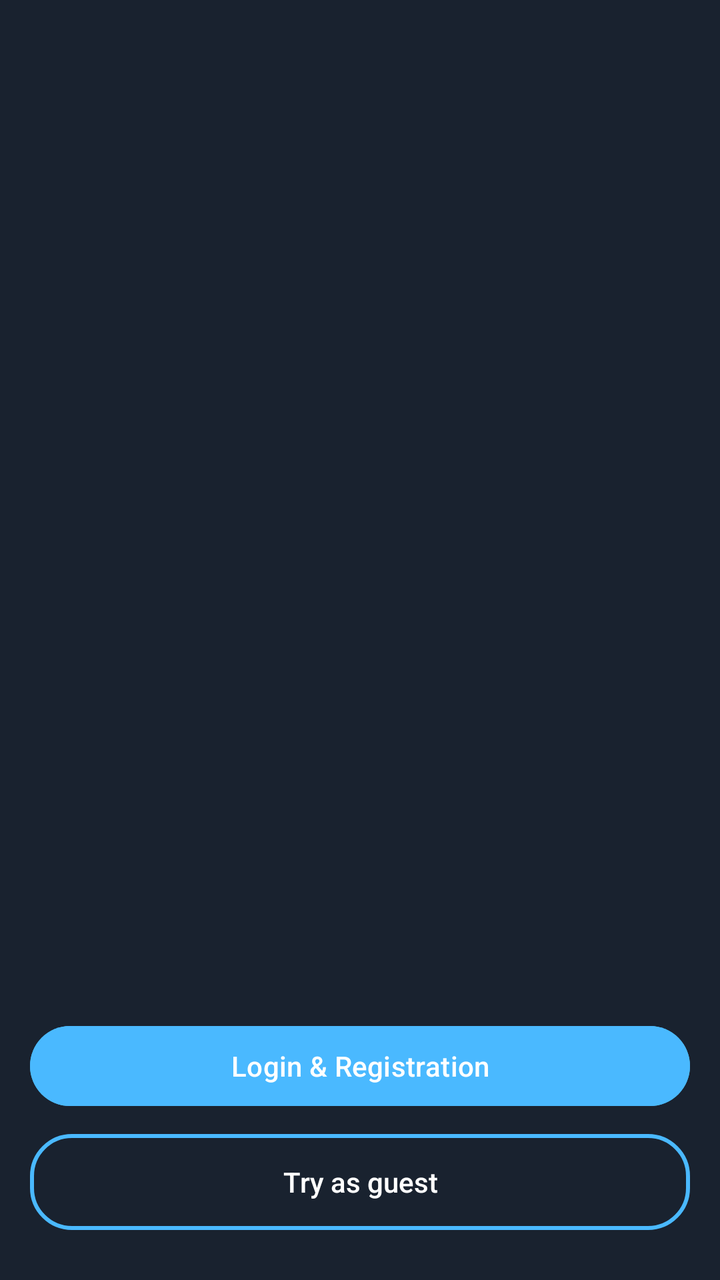
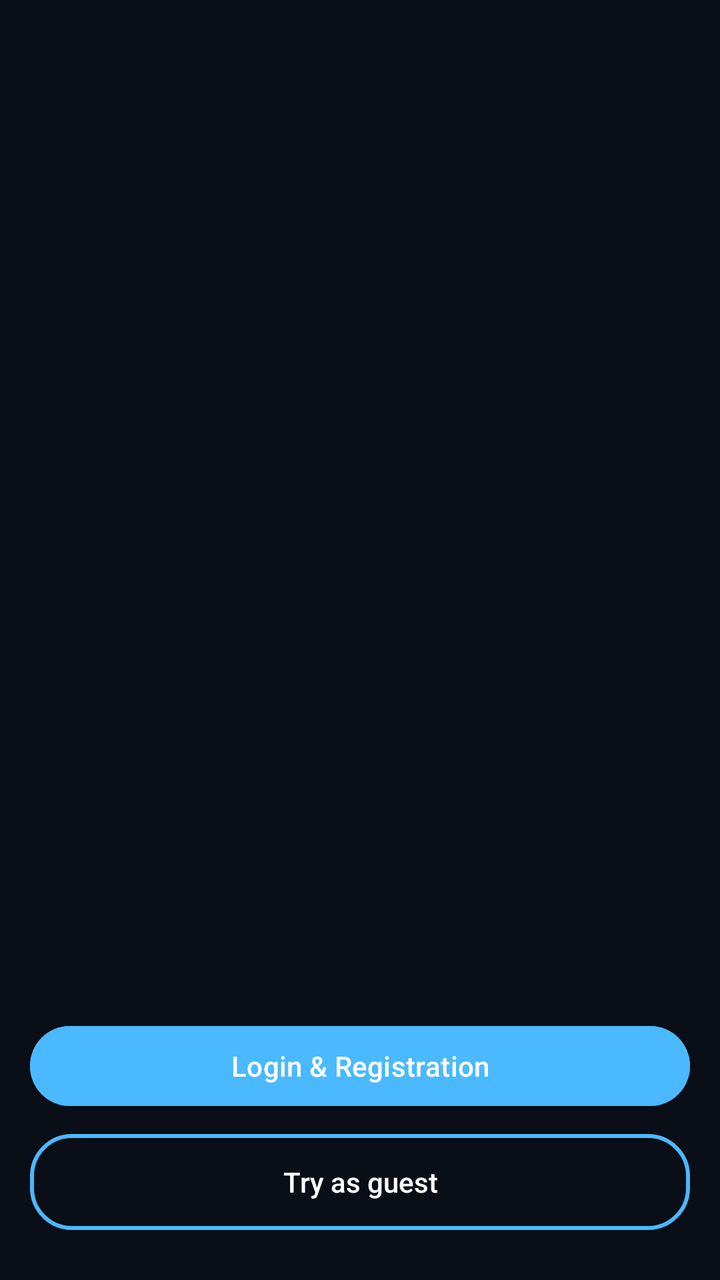

Two renders of the same Android screen: before a commit and after it. Below are the layout's source before the change and the commit's diff.
<!-- AndroidManifest.xml: application theme Theme.StreamingApp -->
<!-- res/layout/fragment_on_boarding.xml -->
<?xml version="1.0" encoding="utf-8"?>
<androidx.constraintlayout.widget.ConstraintLayout xmlns:android="http://schemas.android.com/apk/res/android"
    xmlns:tools="http://schemas.android.com/tools"
    android:layout_width="match_parent"
    android:layout_height="match_parent"
    xmlns:app="http://schemas.android.com/apk/res-auto"
    tools:ignore="UseAppTint"
    android:fitsSystemWindows="true"
    android:background="@color/lgblackmain"
    tools:context=".presentation.view.OnBoardingFragment">

    <androidx.viewpager2.widget.ViewPager2
        android:id="@+id/onbViewPager"
        android:layout_width="match_parent"
        android:layout_height="0dp"
        android:layout_marginBottom="10dp"
        app:layout_constraintTop_toTopOf="parent"
        app:layout_constraintStart_toStartOf="parent"
        app:layout_constraintEnd_toEndOf="parent"
        app:layout_constraintBottom_toTopOf="@+id/llDotIndicator"
        />


    <LinearLayout
        android:id="@+id/llDotIndicator"
        android:layout_width="wrap_content"
        android:layout_height="wrap_content"
        android:layout_marginBottom="10dp"
        android:orientation="horizontal"
        app:layout_constraintStart_toStartOf="parent"
        app:layout_constraintEnd_toEndOf="parent"
        app:layout_constraintBottom_toTopOf="@+id/btnLoginRegister"/>


    <Button
        android:id="@+id/btnLoginRegister"
        android:layout_width="match_parent"
        android:layout_height="wrap_content"
        android:layout_marginBottom="10dp"
        android:layout_marginStart="15dp"
        android:layout_marginEnd="15dp"
        android:text="Login &amp; Registration"
        android:elevation="8dp"
        android:textColor="@color/white"
        android:backgroundTint="@color/bluemain"
        app:layout_constraintBottom_toTopOf="@+id/btnTryGuest"
        />


    <androidx.appcompat.widget.AppCompatButton
        android:id="@+id/btnTryGuest"
        android:layout_width="match_parent"
        android:layout_height="wrap_content"
        android:layout_marginStart="15dp"
        android:layout_marginEnd="15dp"
        android:layout_marginBottom="25dp"
        android:text="Try as guest"
        android:textAllCaps="false"
        android:elevation="8dp"
        android:textColor="@color/white"
        android:background="@drawable/lgtransparentbluestroke_bg"
        app:layout_constraintBottom_toBottomOf="parent"
        />

</androidx.constraintlayout.widget.ConstraintLayout>
<!-- resources referenced by this layout -->
<resources>
  <color name="bluemain">#4AB9FF</color>
  <color name="lgblackmain">#19222F</color>
  <color name="white">#FFFFFFFF</color>
  <!-- drawable lgtransparentbluestroke_bg (drawable) -->
  <?xml version="1.0" encoding="utf-8"?>
  <layer-list xmlns:android="http://schemas.android.com/apk/res/android">
      
      <item>
          <shape android:shape="rectangle">
              <stroke android:width="2dp" android:color="@color/bluemain"/>
              <solid android:color="@android:color/transparent" />
              <corners android:radius="20dp" /> 
          </shape>
      </item>
  
  
  
  
  
  
  
  
  
  </layer-list>
  <style name="Theme.StreamingApp" parent="Base.Theme.StreamingApp" />
  <style name="Base.Theme.StreamingApp" parent="Theme.Material3.DayNight.NoActionBar">
          
          <item name="android:navigationBarColor">@android:color/transparent</item>
  
          
          <item name="android:windowTranslucentStatus">false</item>
          <item name="android:windowTranslucentNavigation">false</item>
          <item name="android:statusBarColor">@color/bluemain</item>
          <item name="android:windowLightStatusBar">true</item>
          <item name="android:windowContentOverlay">@null</item>
  
          <item name="android:windowIsTranslucent">true</item>
  
      </style>
</resources>

<!-- the commit's change to res/layout/fragment_on_boarding.xml (unified diff, before → after) -->
@@ -6,7 +6,6 @@
     xmlns:app="http://schemas.android.com/apk/res-auto"
     tools:ignore="UseAppTint"
     android:fitsSystemWindows="true"
-    android:background="@color/lgblackmain"
     tools:context=".presentation.view.OnBoardingFragment">
 
     <androidx.viewpager2.widget.ViewPager2
<!-- resource entries referenced after the edit -->
@@ -1,7 +1,6 @@
 <!-- resources referenced by this layout -->
 <resources>
   <color name="bluemain">#4AB9FF</color>
-  <color name="lgblackmain">#19222F</color>
   <color name="white">#FFFFFFFF</color>
   <!-- drawable lgtransparentbluestroke_bg (drawable) -->
   <?xml version="1.0" encoding="utf-8"?>
@@ -30,6 +29,8 @@
           <item name="android:navigationBarColor">@android:color/transparent</item>
   
           
+          <item name="android:windowBackground">@color/blmain</item>
+  
           <item name="android:windowTranslucentStatus">false</item>
           <item name="android:windowTranslucentNavigation">false</item>
           <item name="android:statusBarColor">@color/bluemain</item>
@@ -39,5 +40,6 @@
           <item name="android:windowIsTranslucent">true</item>
   
       </style>
+  <color name="blmain">#090E17</color>
 </resources>
 
